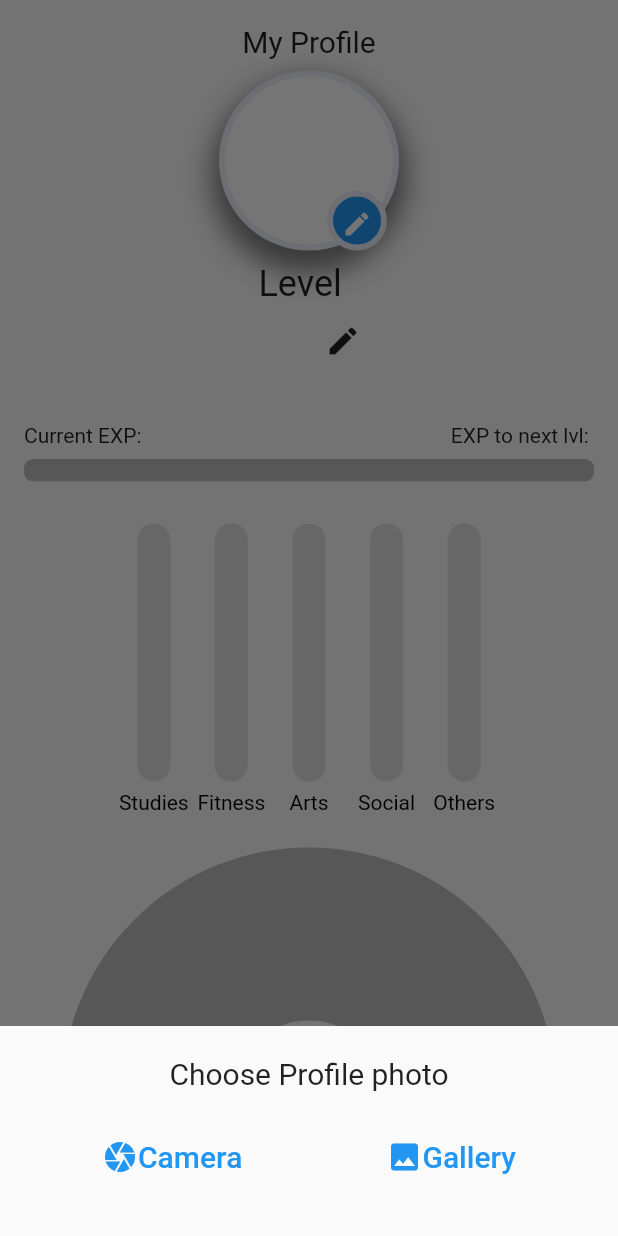
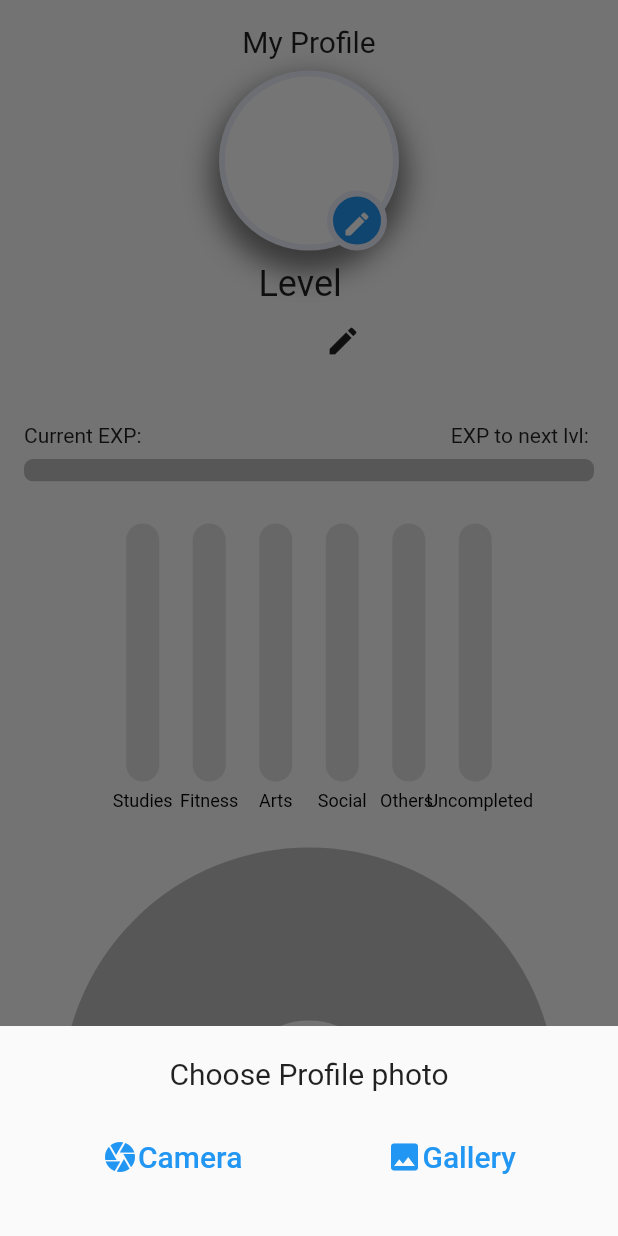
Before and after one commit to JeffZincatz/PlanNUS, a Flutter app: the Profile screen opened directly, after a tap on the "edit" icon, on a phone screen of 412 x 824 dp. Run offline on Flutter 3.47's test engine with Material 2 defaults, Android fonts, the phone set to English and light mode, and no system bars; drawn by our look-alikes of fl_chart; our stand-ins replace cloud_firestore, firebase_auth, firebase_core, firebase_storage, flutter_datetime_picker, flutter_spinkit and 3 more; accounts and stored records are empty; network calls fail.

Commit message:
made bar char colourful & show uncompleted counts

```diff
--- a/lib/screens/home/Profile.dart
+++ b/lib/screens/home/Profile.dart
@@ -316,7 +316,7 @@ class _ProfileState extends State<Profile> {
                           // need to wrap this around Chart for sizing
                           aspectRatio: 1,
                           child: FutureBuilder(
-                            future: _db.getAllCompletedEventCount(),
+                            future: _db.getAllPassedEventCount(),
                             builder: (context, snapshot) {
                               int studies = 0;
                               int fitness = 0;
@@ -614,7 +614,7 @@ class _BarChartWeeklyState extends State<BarChartWeekly> {
     return AspectRatio(
       aspectRatio: 1,
       child: FutureBuilder(
-        future: _db.getWeekly(),
+        future: _db.getAllPassedEventCount(),
         builder: (context, snapshot) {
           Map data = snapshot.hasData
               ? snapshot.data
@@ -623,8 +623,10 @@ class _BarChartWeeklyState extends State<BarChartWeekly> {
                   "Social": 0,
                   "Others": 0,
                   "Arts": 0,
-                  "Fitness": 0
+                  "Fitness": 0,
+                  "uncompleted": 0,
                 };
+          print(data);
           int maxValue = 1 +
               data.values.reduce((value, element) => max<int>(value, element));
           int maxY = maxValue > 12 ? maxValue : 12;
@@ -632,10 +634,11 @@ class _BarChartWeeklyState extends State<BarChartWeekly> {
             BarChartData(
               barGroups: [
                 makeGroupData(1, data["Studies"], maxY),
-                makeGroupData(2, data["Fitness"], maxY),
-                makeGroupData(3, data["Arts"], maxY),
-                makeGroupData(4, data["Social"], maxY),
-                makeGroupData(5, data["Others"], maxY),
+                makeGroupData(2, data["Fitness"], maxY, color: PresetColors.purple),
+                makeGroupData(3, data["Arts"], maxY, color: PresetColors.lightGreen),
+                makeGroupData(4, data["Social"], maxY, color: PresetColors.orangeAccent),
+                makeGroupData(5, data["Others"], maxY, color: PresetColors.red),
+                makeGroupData(6, data["uncompleted"], maxY, color: Colors.grey[600]),
               ],
               titlesData: FlTitlesData(
                 show: true,
@@ -643,6 +646,7 @@ class _BarChartWeeklyState extends State<BarChartWeekly> {
                   showTitles: true,
                   getTextStyles: (value) => const TextStyle(
                     color: Colors.black,
+                    fontSize: 12,
                   ),
                   // margin: 16,
                   getTitles: (double value) {
@@ -656,7 +660,9 @@ class _BarChartWeeklyState extends State<BarChartWeekly> {
                       case 4:
                         return 'Social';
                       case 5:
-                        return 'Others';
+                        return 'Others ';
+                      case 6:
+                        return '  Uncompleted';
                       default:
                         return '';
                     }
@@ -705,14 +711,15 @@ class _BarChartWeeklyState extends State<BarChartWeekly> {
     );
   }
 
-  BarChartGroupData makeGroupData(int x, int y, int max) {
+  BarChartGroupData makeGroupData(int x, int y, int max,
+      {Color color = PresetColors.blue}) {
     return BarChartGroupData(
       x: x,
       barRods: [
         BarChartRodData(
           y: y * 1.0,
           width: 22,
-          colors: [PresetColors.blue],
+          colors: [color],
           backDrawRodData: BackgroundBarChartRodData(
             y: max * 1.0,
             show: true,
--- a/lib/services/DbService.dart
+++ b/lib/services/DbService.dart
@@ -198,6 +198,13 @@ class DbService {
       "uncompleted": FieldValue.increment(1),
     }, SetOptions(merge: true));
 
+    int decreased = StatsUtil.eventToAttributes(event)["Resolve"];
+    attr.set({
+      "data": {
+        "Resolve": FieldValue.increment(decreased),
+      },
+    }, SetOptions(merge: true));
+
     return await temp.update({
       "passed": true,
       "completed": false,
@@ -230,7 +237,7 @@ class DbService {
     }
   }
 
-  Future<Map<String, int>> getAllCompletedEventCount() async {
+  Future<Map<String, int>> getAllPassedEventCount() async {
     return {
       "total": await countCompletedEventByCategory("total"),
       "Studies": await countCompletedEventByCategory("Studies"),
@@ -238,6 +245,7 @@ class DbService {
       "Arts": await countCompletedEventByCategory("Arts"),
       "Social": await countCompletedEventByCategory("Social"),
       "Others": await countCompletedEventByCategory("Others"),
+      "uncompleted": await getUncompletedCount(),
     };
   }
 
@@ -369,6 +377,10 @@ class DbService {
     }, SetOptions(merge: true));
   }
 
+  Future<int> getUncompletedCount() async {
+    return (await counts.get())["uncompleted"];
+  }
+
   /*
   Below are some debugging functions. They should not be used in any feature implementations.
   They should be okay to be removed in the end.
--- a/lib/util/PresetColors.dart
+++ b/lib/util/PresetColors.dart
@@ -1,11 +1,11 @@
 import 'package:flutter/material.dart';
 
 class PresetColors {
-  static final Color background = Color.fromRGBO(237, 239, 252, 1);
-  static final Color blue = Color.fromRGBO(33, 150, 243, 1);
-  static final Color blueAccent = Color.fromRGBO(90, 128, 251, 1);
-  static final Color red = Color(0xFFF54F52);
-  static final Color orangeAccent = Color(0xFFFFA32F);
-  static final Color lightGreen = Color(0xFF45E03B);
-  static final Color purple = Color(0xFF9552EA);
+  static const Color background = Color.fromRGBO(237, 239, 252, 1);
+  static const Color blue = Color.fromRGBO(33, 150, 243, 1);
+  static const Color blueAccent = Color.fromRGBO(90, 128, 251, 1);
+  static const Color red = Color(0xFFF54F52);
+  static const Color orangeAccent = Color(0xFFFFA32F);
+  static const Color lightGreen = Color(0xFF45E03B);
+  static const Color purple = Color(0xFF9552EA);
 }
```
